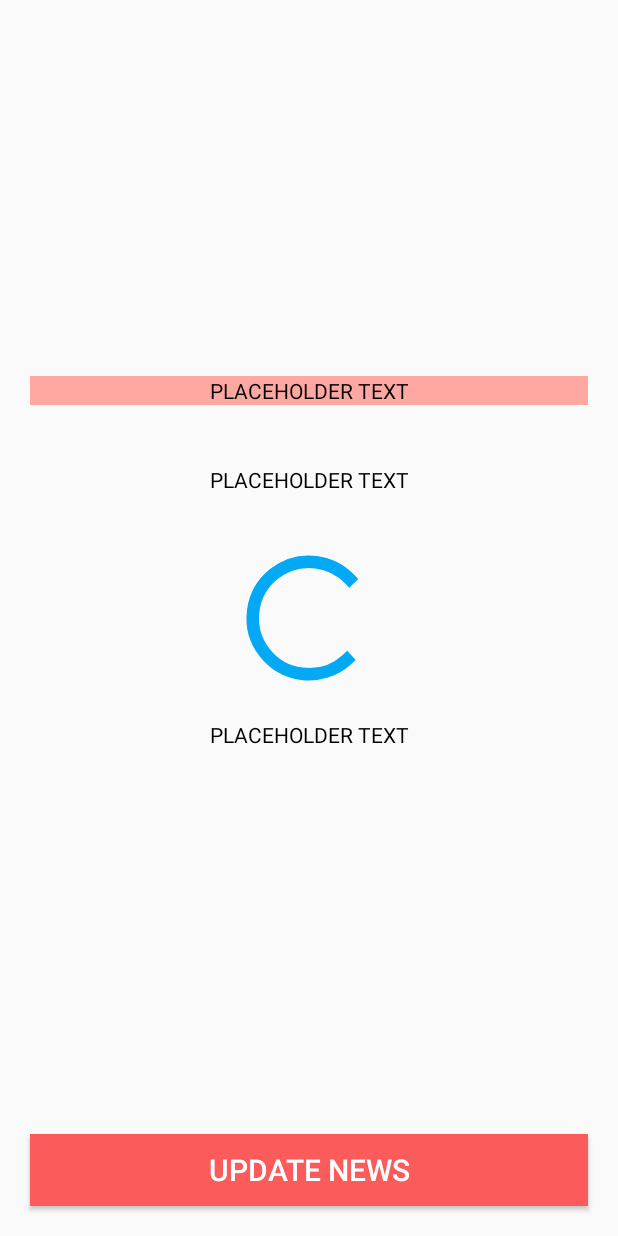
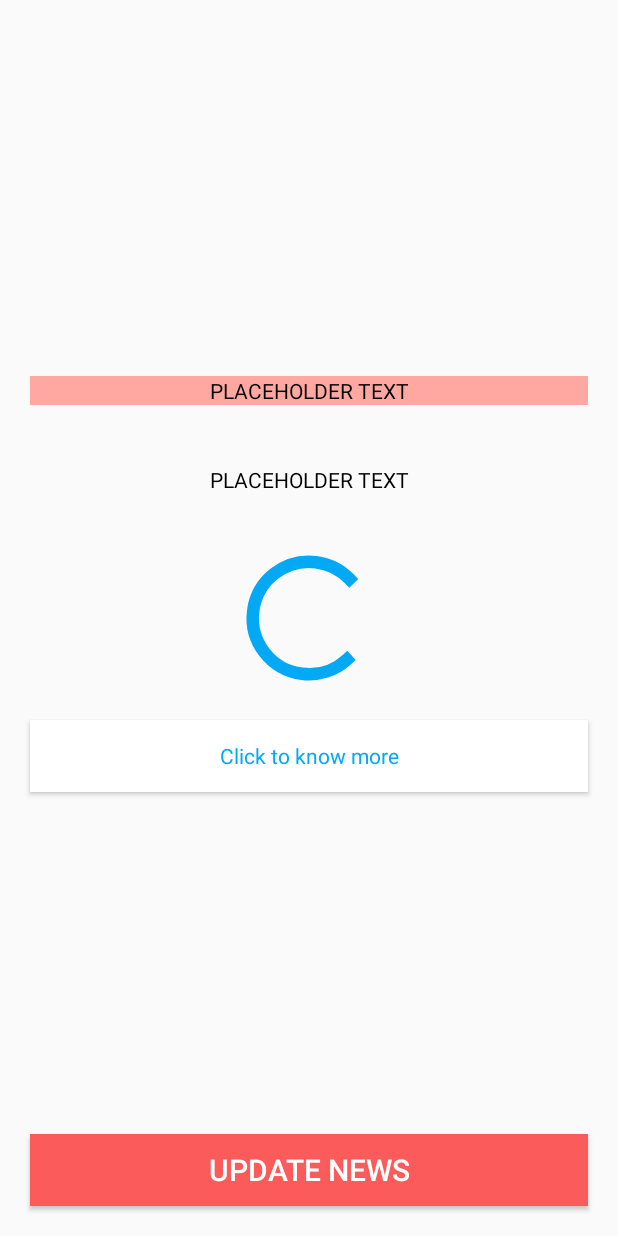
Before and after one commit to KillerAV/Latest-Buzz-Android, an Android app: the layout activity_description_display.xml on its own in the app's theme, with its tools: preview values and no code run, on a phone screen of 412 x 824 dp. Run offline under Robolectric (Android 15) with nearby library versions, the phone set to English and light mode, and no system bars.

Commit message:
Added WebView for More Information Page

```diff
--- a/app/src/main/AndroidManifest.xml
+++ b/app/src/main/AndroidManifest.xml
@@ -50,6 +50,9 @@
         <activity
             android:name=".ui.DescriptionDisplayActivity"
             android:screenOrientation="portrait" />
+        <activity
+            android:name=".ui.MoreInformationActivity"
+            android:screenOrientation="portrait" />
 
         <service
             android:name=".ui.bulletnews.LatestNewsJobScheduler"
--- a/app/src/main/res/layout/activity_description_display.xml
+++ b/app/src/main/res/layout/activity_description_display.xml
@@ -43,14 +43,18 @@
 
     </ScrollView>
 
-    <TextView
+    <Button
         android:id="@+id/displayUrl"
+        style="@style/text_view_body_style"
         android:layout_width="match_parent"
         android:layout_height="wrap_content"
-        android:text="@string/placeholder_text"
-        style="@style/text_view_body_style"
+        android:layout_below="@+id/displayScrollView"
+        android:background="@android:color/white"
         android:layout_marginHorizontal="@dimen/standard_margin_dimension"
-        android:layout_below="@+id/displayScrollView" />
+        android:gravity="center"
+        android:onClick="onUrlButtonClick"
+        android:text="@string/click_to_know_more"
+        android:textColor="#03A9F4" />
 
     <Button
         android:id="@+id/update_button"
--- a/app/src/main/res/values/strings.xml
+++ b/app/src/main/res/values/strings.xml
@@ -54,6 +54,9 @@
     <string name="alarm_notification_content">Top 30 Bullet News is Live</string>
     <string name="splash_screen_heading">LATEST BUZZ</string>
     <string name="splash_screen_sub_heading">Stay Updated</string>
+    <string name="click_to_know_more">Click to know more</string>
+    <string name="loading">Loading</string>
+    <string name="please_wait">Please Wait</string>
 
     <string-array name="country_array">
         <item>India</item>
```
Also changed, not shown: app/src/main/java/com/example/newsapplicationroom/ui/DescriptionDisplayActivity.java (+6 -6 lines), app/src/main/java/com/example/newsapplicationroom/ui/MoreInformationActivity.java (added, +45 -0 lines).
